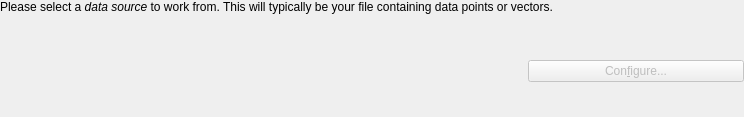
Before: the Qt Designer form src/libkstapp/datawizardpagedatasource.ui in Kst-plot/kst, drawn with Qt 5.
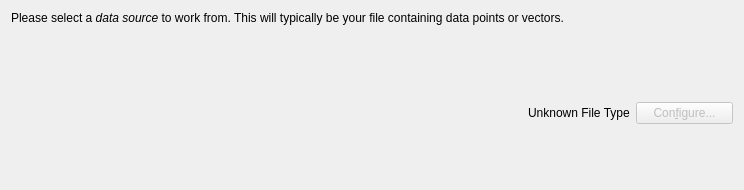
After: the same form once the commit is applied. Custom widgets are drawn as their Qt base class.

Commit message:
BUG: 215931 QImages look at file name extensions before attempting to parse files. This means that the QImage data source requires recognized extensions to read a file, but is a lot faster if the file is not an image.
Re-instate the file type label in the data wizard.

The edit to the form file:
```diff
--- a/src/libkstapp/datawizardpagedatasource.ui
+++ b/src/libkstapp/datawizardpagedatasource.ui
@@ -1,49 +1,53 @@
 <ui version="4.0" >
  <class>DataWizardPageDataSource</class>
- <widget class="QWizardPage" name="DataWizardPageDataSource" >
-  <property name="geometry" >
+ <widget class="QWizardPage" name="DataWizardPageDataSource">
+  <property name="geometry">
    <rect>
     <x>0</x>
     <y>0</y>
     <width>744</width>
-    <height>117</height>
+    <height>190</height>
    </rect>
   </property>
-  <layout class="QGridLayout" >
-   <property name="leftMargin" >
-    <number>0</number>
-   </property>
-   <property name="topMargin" >
-    <number>0</number>
-   </property>
-   <property name="rightMargin" >
-    <number>0</number>
-   </property>
-   <property name="bottomMargin" >
-    <number>0</number>
-   </property>
-   <item row="0" column="0" colspan="3" >
-    <widget class="QLabel" name="textLabel2" >
-     <property name="text" >
-      <string>&lt;p>Please select a &lt;i>data source&lt;/i> to work from.  This will typically be your file containing data points or vectors.&lt;/p></string>
+  <layout class="QGridLayout" name="gridLayout">
+   <item row="0" column="0" colspan="4">
+    <widget class="QLabel" name="textLabel2">
+     <property name="text">
+      <string>&lt;p&gt;Please select a &lt;i&gt;data source&lt;/i&gt; to work from.  This will typically be your file containing data points or vectors.&lt;/p&gt;</string>
      </property>
-     <property name="alignment" >
+     <property name="alignment">
       <set>Qt::AlignTop</set>
      </property>
-     <property name="wordWrap" >
+     <property name="wordWrap">
       <bool>true</bool>
      </property>
     </widget>
    </item>
-   <item row="2" column="2" >
+   <item row="1" column="0" colspan="4">
     <spacer>
-     <property name="orientation" >
+     <property name="orientation">
       <enum>Qt::Vertical</enum>
      </property>
-     <property name="sizeType" >
+     <property name="sizeType">
       <enum>QSizePolicy::Expanding</enum>
      </property>
-     <property name="sizeHint" >
+     <property name="sizeHint" stdset="0">
+      <size>
+       <width>637</width>
+       <height>151</height>
+      </size>
+     </property>
+    </spacer>
+   </item>
+   <item row="2" column="0">
+    <spacer>
+     <property name="orientation">
+      <enum>Qt::Vertical</enum>
+     </property>
+     <property name="sizeType">
+      <enum>QSizePolicy::Expanding</enum>
+     </property>
+     <property name="sizeHint" stdset="0">
       <size>
        <width>71</width>
        <height>21</height>
@@ -51,57 +55,79 @@
      </property>
     </spacer>
    </item>
-   <item row="2" column="0" >
-    <spacer>
-     <property name="orientation" >
-      <enum>Qt::Vertical</enum>
-     </property>
-     <property name="sizeType" >
-      <enum>QSizePolicy::Expanding</enum>
-     </property>
-     <property name="sizeHint" >
-      <size>
-       <width>101</width>
-       <height>21</height>
-      </size>
-     </property>
-    </spacer>
-   </item>
-   <item row="2" column="1" >
-     <widget class="Kst::DataSourceSelector" native="1" name="_url" >
-     <property name="sizePolicy" >
-      <sizepolicy vsizetype="Preferred" hsizetype="Preferred" >
+   <item row="3" column="0" colspan="4">
+    <widget class="Kst::DataSourceSelector" name="_url" native="true">
+     <property name="sizePolicy">
+      <sizepolicy hsizetype="Preferred" vsizetype="Preferred">
        <horstretch>3</horstretch>
        <verstretch>0</verstretch>
       </sizepolicy>
      </property>
+     <property name="minimumSize">
+      <size>
+       <width>0</width>
+       <height>10</height>
+      </size>
+     </property>
     </widget>
    </item>
-   <item row="1" column="1" colspan="2" >
+   <item row="4" column="1">
     <spacer>
-     <property name="orientation" >
+     <property name="orientation">
       <enum>Qt::Vertical</enum>
      </property>
-     <property name="sizeType" >
+     <property name="sizeType">
       <enum>QSizePolicy::Expanding</enum>
      </property>
-     <property name="sizeHint" >
+     <property name="sizeHint" stdset="0">
       <size>
-       <width>637</width>
-       <height>151</height>
+       <width>408</width>
+       <height>22</height>
       </size>
      </property>
     </spacer>
    </item>
-   <item row="4" column="1" colspan="2" >
+   <item row="4" column="2">
+    <widget class="QLabel" name="_fileType">
+     <property name="sizePolicy">
+      <sizepolicy hsizetype="Fixed" vsizetype="Fixed">
+       <horstretch>10</horstretch>
+       <verstretch>0</verstretch>
+      </sizepolicy>
+     </property>
+     <property name="text">
+      <string>Unknown File Type</string>
+     </property>
+     <property name="wordWrap">
+      <bool>false</bool>
+     </property>
+    </widget>
+   </item>
+   <item row="4" column="3">
+    <widget class="QPushButton" name="_configureSource">
+     <property name="enabled">
+      <bool>false</bool>
+     </property>
+     <property name="sizePolicy">
+      <sizepolicy hsizetype="Minimum" vsizetype="Preferred">
+       <horstretch>0</horstretch>
+       <verstretch>0</verstretch>
+      </sizepolicy>
+     </property>
+     <property name="text">
+      <string>Con&amp;figure...</string>
+     </property>
+    </widget>
+   </item>
+   <item row="5" column="0" colspan="4">
     <spacer>
-     <property name="orientation" >
+     <property name="orientation">
       <enum>Qt::Vertical</enum>
      </property>
-     <property name="sizeType" >
+     <property name="sizeType">
       <enum>QSizePolicy::Expanding</enum>
      </property>
-     <property name="sizeHint" >
+     <property name="sizeHint" stdset="0">
       <size>
        <width>637</width>
        <height>151</height>
@@ -109,78 +135,12 @@
      </property>
     </spacer>
    </item>
-   <item row="3" column="1" colspan="2" >
-    <layout class="QHBoxLayout" >
-     <property name="leftMargin" >
-      <number>0</number>
-     </property>
-     <property name="topMargin" >
-      <number>0</number>
-     </property>
-     <property name="rightMargin" >
-      <number>0</number>
-     </property>
-     <property name="bottomMargin" >
-      <number>0</number>
-     </property>
-     <item>
-      <spacer>
-       <property name="orientation" >
-        <enum>Qt::Vertical</enum>
-       </property>
-       <property name="sizeType" >
-        <enum>QSizePolicy::Expanding</enum>
-       </property>
-       <property name="sizeHint" >
-        <size>
-         <width>408</width>
-         <height>22</height>
-        </size>
-       </property>
-      </spacer>
-     </item>
-     <item>
-      <widget class="QLabel" name="_fileType" >
-       <property name="sizePolicy" >
-        <sizepolicy vsizetype="Fixed" hsizetype="Fixed" >
-         <horstretch>10</horstretch>
-         <verstretch>0</verstretch>
-        </sizepolicy>
-       </property>
-       <property name="wordWrap" >
-        <bool>false</bool>
-       </property>
-      </widget>
-     </item>
-     <item>
-      <widget class="QPushButton" name="_configureSource" >
-       <property name="enabled" >
-        <bool>false</bool>
-       </property>
-       <property name="sizePolicy" >
-        <sizepolicy vsizetype="Preferred" hsizetype="Minimum" >
-         <horstretch>0</horstretch>
-         <verstretch>0</verstretch>
-        </sizepolicy>
-       </property>
-       <property name="text" >
-        <string>Con&amp;figure...</string>
-       </property>
-      </widget>
-     </item>
-    </layout>
-   </item>
   </layout>
  </widget>
- <layoutdefault spacing="6" margin="11" />
+ <layoutdefault spacing="6" margin="11"/>
  <customwidgets>
   <customwidget>
-   <class>QWizardPage</class>
-   <extends>QWidget</extends>
-   <header>qwizardpage.h</header>
-  </customwidget>
-  <customwidget>
-    <class>Kst::DataSourceSelector</class>
+   <class>Kst::DataSourceSelector</class>
    <extends>QWidget</extends>
    <header>datasourceselector.h</header>
   </customwidget>
```
Left out of the diff: 3 changed lines with no effect on the pictures. The commit also changes 4 other files.
